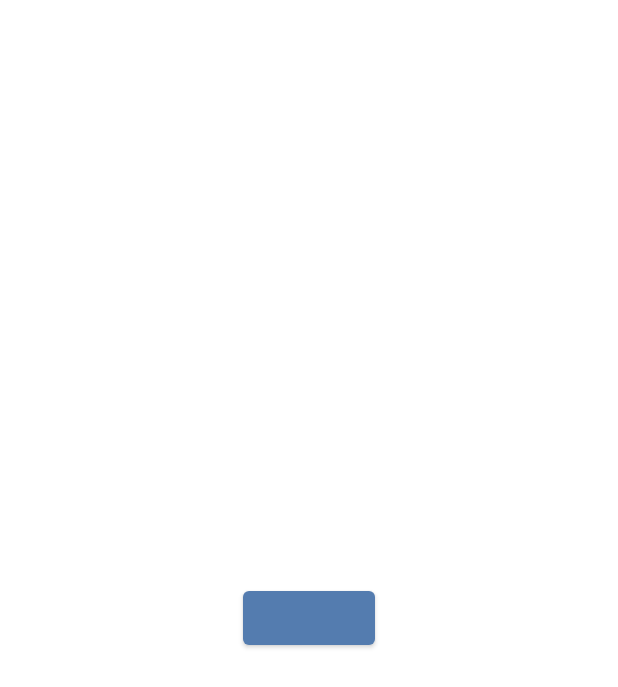
After one commit to MahdiKaseAtashin/Shot_and_Shot, an Android app: the SaveActivity screen opened directly, with no data from a screen before it, on a phone screen of 412 x 824 dp. The commit adds this screen. Shown: the top 687 px of the screen. Run offline under Robolectric (Android 15) with nearby library versions, the phone set to English and light mode, and no system bars; libraries missing offline, so code that uses them is left out: com.github.doyaaaaaken.kotlincsv; Roboto replaces fonts that are not available here.

Commit message:
+ save to csv method

```diff
--- a/app/src/main/java/com/mahdikaseatashin/shotshot/dagger/module/RoomDatabaseModule.kt
+++ b/app/src/main/java/com/mahdikaseatashin/shotshot/dagger/module/RoomDatabaseModule.kt
@@ -20,13 +20,11 @@ import javax.inject.Singleton
 class RoomDatabaseModule(application: Application) {
 
     private var app = application
-    private lateinit var appDatabase: AppDatabase
 
     companion object {
-        private const val EDUCATIONAL_BOOKS_CATEGORY_ID = 1L
-        private const val NOVELS_CATEGORY_ID = 2L
-        private const val OTHER_BOOKS_CATEGORY_ID = 3L
+        lateinit var appDatabase: AppDatabase
     }
+
 
     private val databaseCallback = object : RoomDatabase.Callback() {
         override fun onCreate(db: SupportSQLiteDatabase) {
--- a/app/src/main/java/com/mahdikaseatashin/shotshot/database/dao/UserDAO.kt
+++ b/app/src/main/java/com/mahdikaseatashin/shotshot/database/dao/UserDAO.kt
@@ -22,6 +22,9 @@ interface UserDAO {
     @Query("SELECT * FROM ${Constants.TABLE_USER} ORDER BY user_insta_id COLLATE NOCASE ASC")
     fun getAllUsers(): LiveData<List<UserEntity>>
 
+@Query("SELECT * FROM ${Constants.TABLE_USER} ORDER BY user_insta_id COLLATE NOCASE ASC")
+    fun getAllUsersList(): List<UserEntity>
+
     @Query("SELECT * FROM ${Constants.TABLE_USER} ORDER BY user_followers COLLATE NOCASE DESC")
     fun getAllUsersSortByFollowers(): LiveData<List<UserEntity>>
 
--- a/app/src/main/java/com/mahdikaseatashin/shotshot/repository/UserRepository.kt
+++ b/app/src/main/java/com/mahdikaseatashin/shotshot/repository/UserRepository.kt
@@ -14,6 +14,11 @@ class UserRepository(appDatabase: AppDatabase) {
     fun getUsers(): LiveData<List<UserEntity>> {
         return userDAO.getAllUsers()
     }
+
+    fun getUsersList(): List<UserEntity> {
+        return userDAO.getAllUsersList()
+    }
+
 
     fun getUserByIFG(minRate : Int,maxRate :Int,minFollower : Long, maxFollower: Long , gender : String):LiveData<List<UserEntity>>{
         return userDAO.getUserByIFG(minRate,maxRate,minFollower,maxFollower,gender,"Both")
--- /dev/null
+++ b/app/src/main/java/com/mahdikaseatashin/shotshot/view/SaveActivity.kt
@@ -0,0 +1,23 @@
+package com.mahdikaseatashin.shotshot.view
+
+import android.os.Bundle
+import androidx.appcompat.app.AppCompatActivity
+import com.github.doyaaaaaken.kotlincsv.dsl.csvWriter
+import com.mahdikaseatashin.shotshot.R
+import com.mahdikaseatashin.shotshot.database.model.UserEntity
+import com.mahdikaseatashin.shotshot.utils.Constants
+import kotlinx.android.synthetic.main.activity_save.*
+import java.io.File
+
+
+class SaveActivity : AppCompatActivity() {
+    override fun onCreate(savedInstanceState: Bundle?) {
+        super.onCreate(savedInstanceState)
+        setContentView(R.layout.activity_save)
+        btn_export_csv.setOnClickListener {
+
+        }
+    }
+
+
+}
--- a/app/src/main/java/com/mahdikaseatashin/shotshot/view/details/DetailsActivity.kt
+++ b/app/src/main/java/com/mahdikaseatashin/shotshot/view/details/DetailsActivity.kt
@@ -1,9 +1,11 @@
 package com.mahdikaseatashin.shotshot.view.details
 
+import android.content.Intent
 import androidx.appcompat.app.AppCompatActivity
 import android.os.Bundle
 import android.util.Log
 import android.view.View
+import android.widget.AdapterView
 import androidx.appcompat.widget.Toolbar
 import androidx.databinding.DataBindingUtil
 import androidx.lifecycle.ViewModelProvider
@@ -12,6 +14,8 @@ import com.mahdikaseatashin.shotshot.R
 import com.mahdikaseatashin.shotshot.dagger.factory.ViewModelFactory
 import com.mahdikaseatashin.shotshot.database.model.UserEntity
 import com.mahdikaseatashin.shotshot.databinding.ActivityDetailsBinding
+import com.mahdikaseatashin.shotshot.view.add.AddEditUserActivity
+import com.mahdikaseatashin.shotshot.view.main.MainActivity
 import com.mahdikaseatashin.shotshot.viewmodel.UserViewModel
 import javax.inject.Inject
 
@@ -49,7 +53,6 @@ class DetailsActivity : AppCompatActivity() {
 
     private fun getIntentExtras() {
         selectedUser = intent?.getParcelableExtra("selected_user") as? UserEntity
-        Log.e("TAG", "getIntentExtras: $selectedUser")
     }
 
     private fun injectDagger() {
--- /dev/null
+++ b/app/src/main/res/drawable/ic_import_export.xml
@@ -0,0 +1,5 @@
+<vector android:autoMirrored="true" android:height="24dp"
+    android:tint="#547CAF" android:viewportHeight="24"
+    android:viewportWidth="24" android:width="24dp" xmlns:android="http://schemas.android.com/apk/res/android">
+    <path android:fillColor="@android:color/white" android:pathData="M9,3L5,6.99h3L8,14h2L10,6.99h3L9,3zM16,17.01L16,10h-2v7.01h-3L15,21l4,-3.99h-3z"/>
+</vector>
--- /dev/null
+++ b/app/src/main/res/layout/activity_save.xml
@@ -0,0 +1,18 @@
+<?xml version="1.0" encoding="utf-8"?>
+<androidx.constraintlayout.widget.ConstraintLayout xmlns:android="http://schemas.android.com/apk/res/android"
+    xmlns:app="http://schemas.android.com/apk/res-auto"
+    xmlns:tools="http://schemas.android.com/tools"
+    android:layout_width="match_parent"
+    android:layout_height="match_parent"
+    tools:context=".view.SaveActivity">
+
+    <Button
+        android:id="@+id/btn_export_csv"
+        app:layout_constraintTop_toTopOf="parent"
+        app:layout_constraintEnd_toEndOf="parent"
+        app:layout_constraintStart_toStartOf="parent"
+        app:layout_constraintBottom_toBottomOf="parent"
+        android:layout_width="wrap_content"
+        android:layout_height="wrap_content"/>
+
+</androidx.constraintlayout.widget.ConstraintLayout>
```
Also changed, not shown: app/build.gradle (+10 -2 lines), app/src/main/AndroidManifest.xml (+9 -7 lines), app/src/main/java/com/mahdikaseatashin/shotshot/view/list/ListActivity.kt (+11 -1 lines), app/src/main/java/com/mahdikaseatashin/shotshot/view/main/MainActivity.kt (+32 -1 lines), app/src/main/java/com/mahdikaseatashin/shotshot/viewmodel/UserViewModel.kt (+36 -0 lines), app/src/main/res/layout/activity_details.xml (+6 -7 lines), app/src/main/res/layout/activity_list.xml (+15 -0 lines), app/src/main/res/layout/activity_main.xml (+24 -10 lines).
